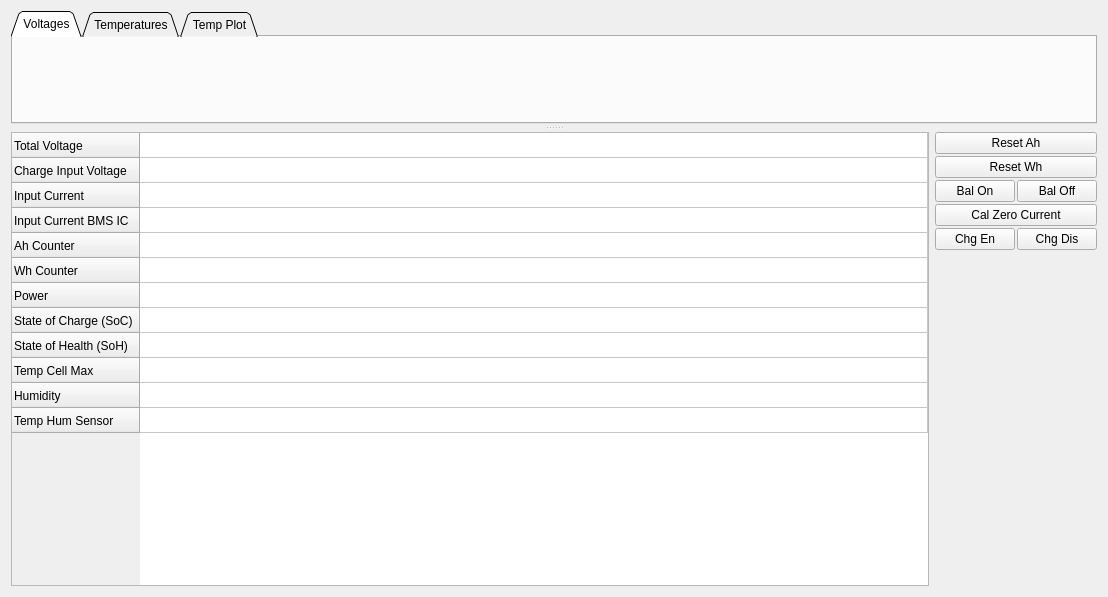
First picture: the form in pages/pagebms.ui, repository vedderb/vesc_tool, before the edit.
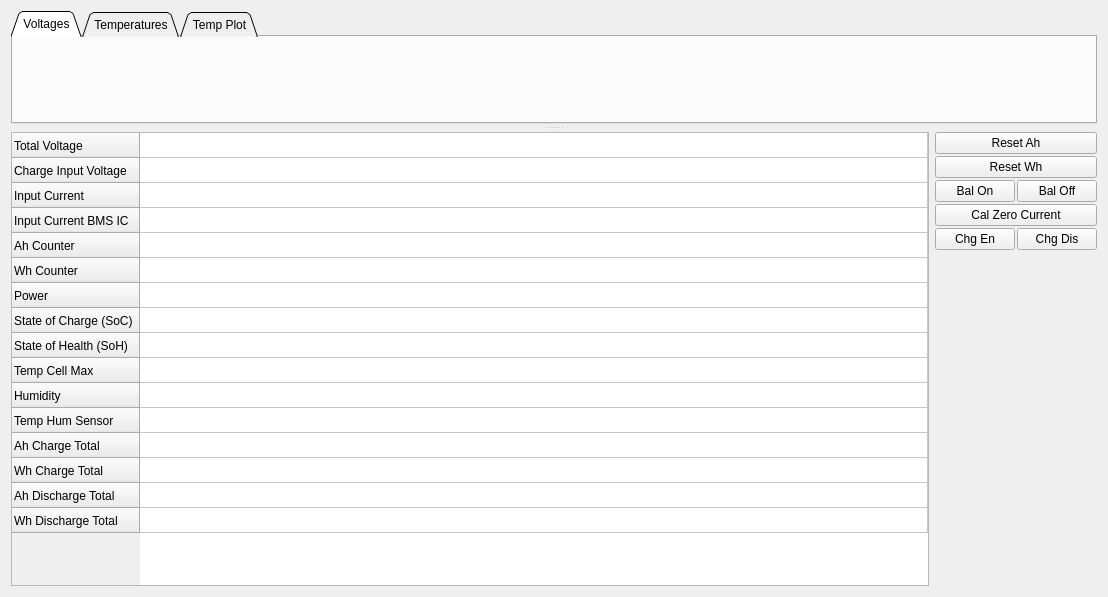
Second picture: the form after the edit. Custom widgets are drawn as their Qt base class.

The edit to the form file:
```diff
--- a/pages/pagebms.ui
+++ b/pages/pagebms.ui
@@ -63,7 +63,7 @@
        </layout>
       </widget>
      </widget>
-     <widget class="QWidget" name="">
+     <widget class="QWidget" name="layoutWidget">
       <layout class="QHBoxLayout" name="horizontalLayout_3">
        <item>
         <widget class="QTableWidget" name="valTable">
@@ -142,6 +142,26 @@
            <string>Temp Hum Sensor</string>
           </property>
          </row>
+         <row>
+          <property name="text">
+           <string>Ah Charge Total</string>
+          </property>
+         </row>
+         <row>
+          <property name="text">
+           <string>Wh Charge Total</string>
+          </property>
+         </row>
+         <row>
+          <property name="text">
+           <string>Ah Discharge Total</string>
+          </property>
+         </row>
+         <row>
+          <property name="text">
+           <string>Wh Discharge Total</string>
+          </property>
+         </row>
          <column>
           <property name="text">
            <string>Value</string>
@@ -199,10 +219,30 @@
          </item>
          <item row="10" column="0">
           <property name="text">
-           <string> </string>
+           <string/>
           </property>
          </item>
          <item row="11" column="0">
+          <property name="text">
+           <string/>
+          </property>
+         </item>
+         <item row="12" column="0">
+          <property name="text">
+           <string> </string>
+          </property>
+         </item>
+         <item row="13" column="0">
+          <property name="text">
+           <string> </string>
+          </property>
+         </item>
+         <item row="14" column="0">
+          <property name="text">
+           <string> </string>
+          </property>
+         </item>
+         <item row="15" column="0">
           <property name="text">
            <string> </string>
           </property>
```
